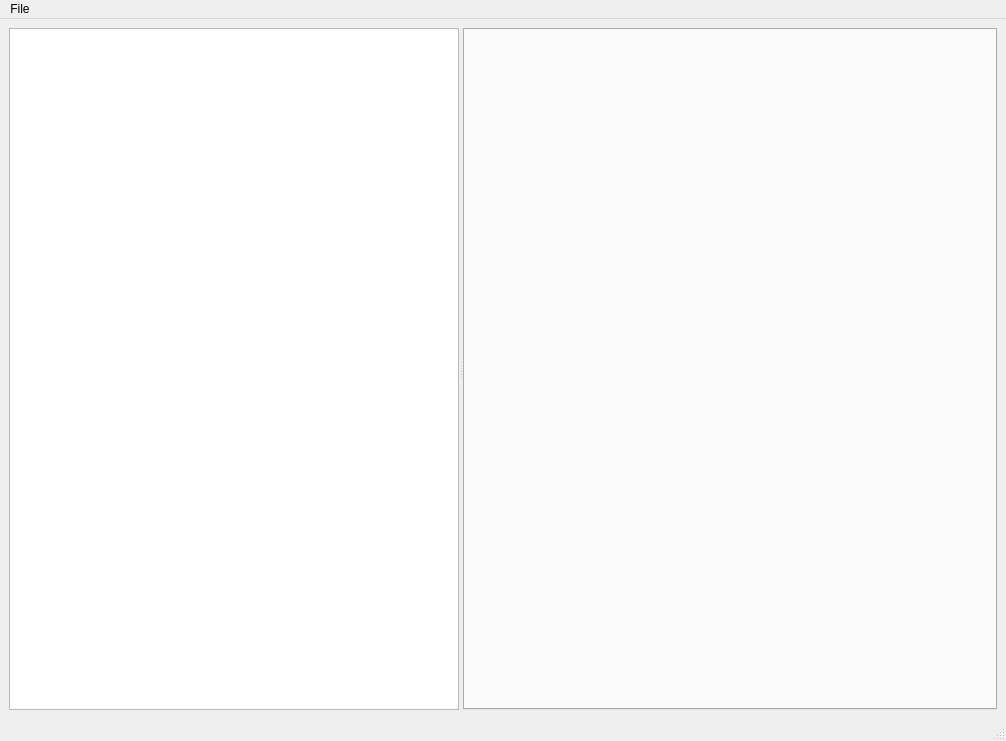
The window that src/mainwindow.ui (lpenguin/vangers-utils-qt) describes before a commit, drawn with Qt 5.
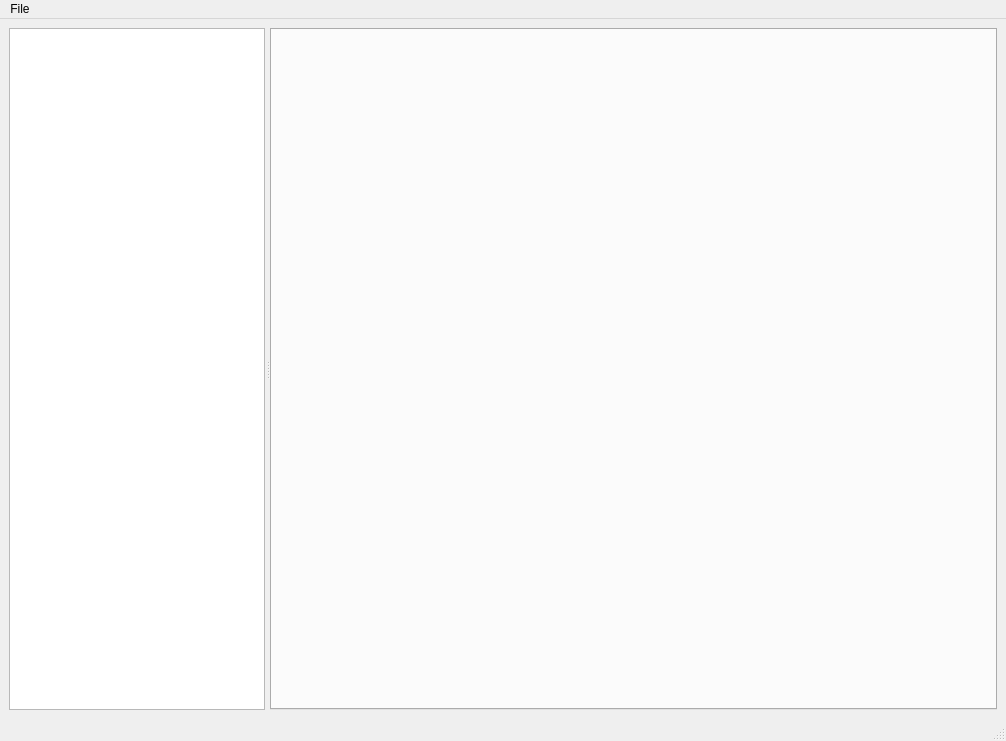
The same window after the commit.

Commit message: TreeView size behavior

Diff of the .ui file:
```diff
--- a/src/mainwindow.ui
+++ b/src/mainwindow.ui
@@ -10,6 +10,18 @@
     <height>741</height>
    </rect>
   </property>
+  <property name="sizePolicy">
+   <sizepolicy hsizetype="Minimum" vsizetype="Preferred">
+    <horstretch>0</horstretch>
+    <verstretch>0</verstretch>
+   </sizepolicy>
+  </property>
+  <property name="minimumSize">
+   <size>
+    <width>450</width>
+    <height>0</height>
+   </size>
+  </property>
   <property name="windowTitle">
    <string>Vangers Utils</string>
   </property>
@@ -20,6 +32,12 @@
       <property name="orientation">
        <enum>Qt::Horizontal</enum>
       </property>
+      <property name="opaqueResize">
+       <bool>false</bool>
+      </property>
+      <property name="handleWidth">
+       <number>5</number>
+      </property>
       <widget class="QTreeView" name="directoryTreeView">
        <property name="sizePolicy">
         <sizepolicy hsizetype="Fixed" vsizetype="Expanding">
@@ -29,24 +47,19 @@
        </property>
        <property name="minimumSize">
         <size>
-         <width>100</width>
-         <height>0</height>
-        </size>
-       </property>
-       <property name="maximumSize">
-        <size>
-         <width>450</width>
-         <height>16777215</height>
-        </size>
-       </property>
-       <property name="baseSize">
-        <size>
          <width>200</width>
          <height>0</height>
         </size>
        </property>
       </widget>
-      <widget class="QTabWidget" name="selectedImageTab"/>
+      <widget class="QTabWidget" name="selectedImageTab">
+       <property name="sizePolicy">
+        <sizepolicy hsizetype="Expanding" vsizetype="Expanding">
+         <horstretch>5</horstretch>
+         <verstretch>0</verstretch>
+        </sizepolicy>
+       </property>
+      </widget>
      </widget>
     </item>
    </layout>
```
The commit also changes 1 other file.
